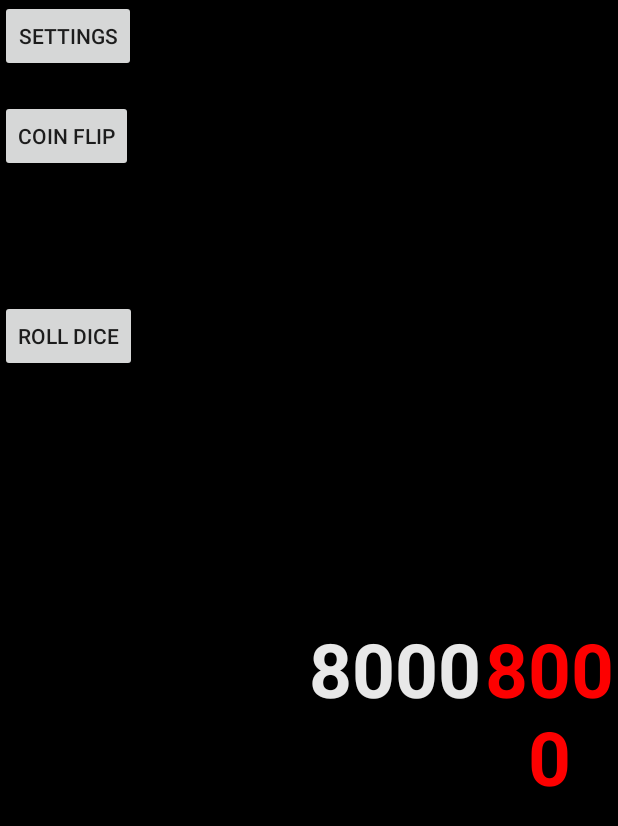
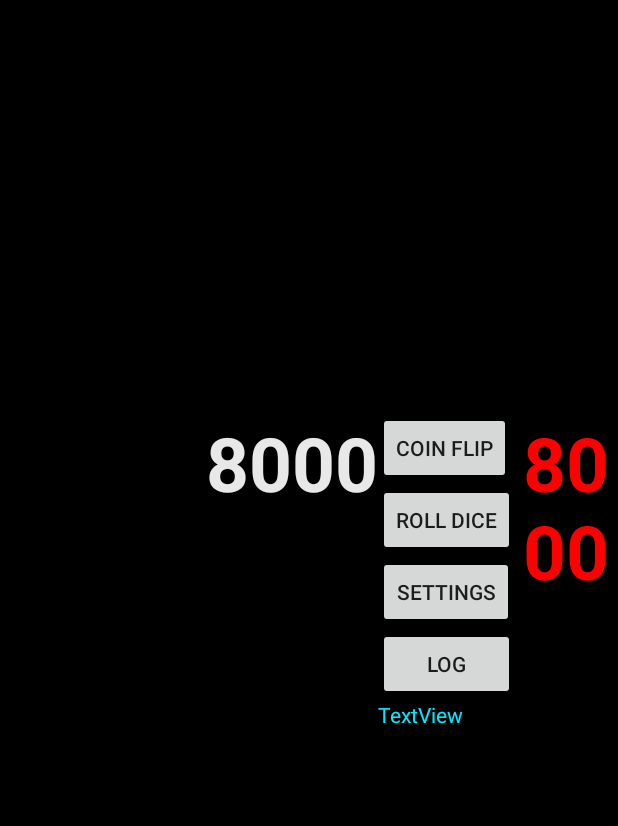
Before and after one commit to DavidMcNamara/ygo-life-points, an Android app: the screen it shows after launch (FullscreenActivity), on a phone screen of 412 x 824 dp. Shown: the top 826 px of the screen. Run offline under Robolectric (Android 15) with nearby library versions, the phone set to English and light mode, and no system bars.

Commit message:
Added log functionality and display log activity

```diff
--- a/app/src/main/AndroidManifest.xml
+++ b/app/src/main/AndroidManifest.xml
@@ -9,7 +9,8 @@
         android:roundIcon="@mipmap/ic_launcher_round"
         android:supportsRtl="true"
         android:theme="@style/AppTheme">
-        <activity android:name=".rollDice"></activity>
+        <activity android:name=".displayLog"></activity>
+        <activity android:name=".rollDice" />
         <activity android:name=".coinFlip" />
         <activity android:name=".Settings" />
         <activity
--- a/app/src/main/java/com/example/ygolifepoints/FullscreenActivity.java
+++ b/app/src/main/java/com/example/ygolifepoints/FullscreenActivity.java
@@ -27,6 +27,8 @@ import android.widget.TextView;
 
 import org.w3c.dom.Text;
 
+import java.util.ArrayList;
+
 public class FullscreenActivity extends AppCompatActivity {
     private static final boolean AUTO_HIDE = true;
     private static final int AUTO_HIDE_DELAY_MILLIS = 3000;
@@ -42,9 +44,15 @@ public class FullscreenActivity extends AppCompatActivity {
     private Button optionsButton;
     private Button coinFlipButton;
     private Button rollDiceButton;
+    private Button displayLogButton;
+
+    // ACTIVITY LOG
+    //private String history;
+    private TextView historyDisplay;
 
     // CONTAINERS
     private LinearLayout lifePointContainer;
+    public ArrayList<String> duelLog = new ArrayList<String>();
 
     private final Runnable mHidePart2Runnable = new Runnable() {
         @SuppressLint("InlinedApi")
@@ -87,6 +95,8 @@ public class FullscreenActivity extends AppCompatActivity {
         mControlsView = findViewById(R.id.fullscreen_content_controls);
         mContentView = findViewById(R.id.playerOneLpDisplay);
 
+
+
         // get the screen info and set the position of the life points
         getScreenInfo();
         // set up the settings button
@@ -95,6 +105,8 @@ public class FullscreenActivity extends AppCompatActivity {
         coinFlipSetup();
         // set up the dice roll button
         rollDiceSetup();
+        // set up the display log button
+        displayLogSetup();
 
         // Player one lp display
         playerOneLpDisplay = findViewById(R.id.playerOneLpDisplay);
@@ -192,31 +204,46 @@ public class FullscreenActivity extends AppCompatActivity {
     private void updateLp(int player, boolean increase, int amount){
         int currentLp;
 
-        if(player == 1)
+        String history = "";
+
+        if(player == 1) {
             currentLp = Integer.parseInt(playerOneLpDisplay.getText().toString());
-        else
+            history += "Player 1 ";
+        }
+        else {
             currentLp = Integer.parseInt(playerTwoLpDisplay.getText().toString());
-
-        if(increase)
+            history += "Player 2 ";
+        }
+        if(increase) {
             currentLp += amount;
-        else
+            history += "gained " + amount + " life points.\n";
+        }
+        else {
             currentLp -= amount;
+            history += "lost " + amount + " life points.\n";
+        }
 
         if(player == 1)
             playerOneLpDisplay.setText(String.valueOf(currentLp));
         else
             playerTwoLpDisplay.setText(String.valueOf(currentLp));
 
+        duelLog.add(history);
         checkLifePoints(player, currentLp);
     }
 
     private void checkLifePoints(int player, int currentLp){
+        String history = "";
         if(currentLp <= 0){
+            history = ("Player " + player + " lost the game.\n");
+            duelLog.add(history);
             System.out.println("Player " + player + " has lost the game");
-            if(player == 1)
+            if(player == 1) {
                 playerOneLpDisplay.setText("0");
-            else
+            }
+            else {
                 playerTwoLpDisplay.setText("0");
+            }
             displayResetOption();
         }
     }
@@ -228,6 +255,15 @@ public class FullscreenActivity extends AppCompatActivity {
 
     private void displaySettings(){
         Intent intent = new Intent(this, Settings.class);
+        startActivity(intent);
+    }
+
+    private void displayLog(){
+        Intent intent = new Intent(this, displayLog.class);
+        Bundle bundle = new Bundle();
+        bundle.putStringArrayList("bundle", duelLog);
+        intent.putExtra("bundle", duelLog);
+        intent.putExtras(bundle);
         startActivity(intent);
     }
 
@@ -280,6 +316,16 @@ public class FullscreenActivity extends AppCompatActivity {
         });
     }
 
+    private void displayLogSetup(){
+        displayLogButton = findViewById(R.id.display_log_button);
+        displayLogButton.setOnClickListener(new View.OnClickListener() {
+            @Override
+            public void onClick(View v) {
+                displayLog();
+            }
+        });
+    }
+
     public void getScreenInfo(){
         DisplayMetrics displayMetrics = new DisplayMetrics();
         getWindowManager().getDefaultDisplay().getMetrics(displayMetrics);
@@ -287,6 +333,6 @@ public class FullscreenActivity extends AppCompatActivity {
         int width = displayMetrics.widthPixels;
 
         lifePointContainer = findViewById(R.id.life_point_container);
-        lifePointContainer.setPadding(width/2, height/2, 0, 0);
+        lifePointContainer.setPadding(width/3, height/3, 0, 0);
     }
 }
--- a/app/src/main/res/layout/activity_fullscreen.xml
+++ b/app/src/main/res/layout/activity_fullscreen.xml
@@ -29,7 +29,7 @@
             android:layout_width="wrap_content"
             android:layout_height="wrap_content"
             android:clickable="true"
-            android:focusable="auto"
+            android:focusable="true"
             android:focusableInTouchMode="true"
             android:gravity="center|top"
             android:keepScreenOn="true"
@@ -41,12 +41,49 @@
             android:textSize="50sp"
             android:textStyle="bold" />
 
+        <LinearLayout
+            android:layout_width="wrap_content"
+            android:layout_height="match_parent"
+            android:orientation="vertical">
+
+            <Button
+                android:id="@+id/coin_flip_button"
+                android:layout_width="wrap_content"
+                android:layout_height="wrap_content"
+                android:text="@string/coin_flip" />
+
+            <Button
+                android:id="@+id/dice_roll_button"
+                android:layout_width="wrap_content"
+                android:layout_height="wrap_content"
+                android:text="@string/roll_dice" />
+
+            <Button
+                android:id="@+id/options_button"
+                android:layout_width="wrap_content"
+                android:layout_height="wrap_content"
+                android:text="@string/settingsButton" />
+
+            <Button
+                android:id="@+id/display_log_button"
+                android:layout_width="match_parent"
+                android:layout_height="wrap_content"
+                android:text="@string/log" />
+
+            <TextView
+                android:id="@+id/history"
+                android:layout_width="match_parent"
+                android:layout_height="496dp"
+                android:text="TextView"
+                android:textColor="#03EAFF" />
+        </LinearLayout>
+
         <TextView
             android:id="@+id/playerTwoLpDisplay"
             android:layout_width="wrap_content"
             android:layout_height="wrap_content"
             android:clickable="true"
-            android:focusable="auto"
+            android:focusable="true"
             android:focusableInTouchMode="true"
             android:gravity="top"
             android:keepScreenOn="true"
@@ -60,31 +97,11 @@
             android:textStyle="bold" />
     </LinearLayout>
 
-    <Button
-        android:id="@+id/options_button"
-        android:layout_width="wrap_content"
-        android:layout_height="wrap_content"
-        android:text="@string/settingsButton" />
-
-    <Button
-        android:id="@+id/coin_flip_button"
-        android:layout_width="wrap_content"
-        android:layout_height="wrap_content"
-        android:layout_marginTop="100px"
-        android:text="Coin FLip" />
-
-    <Button
-        android:id="@+id/dice_roll_button"
-        android:layout_width="wrap_content"
-        android:layout_height="wrap_content"
-        android:layout_marginTop="200dp"
-        android:text="Roll Dice" />
-
     <FrameLayout
         android:layout_width="match_parent"
         android:layout_height="match_parent"
         android:fitsSystemWindows="true"
-        android:paddingTop="1000px">
+        android:paddingTop="1000dp">
 
         <LinearLayout
             android:id="@+id/fullscreen_content_controls"
--- a/app/src/main/res/values/strings.xml
+++ b/app/src/main/res/values/strings.xml
@@ -7,4 +7,10 @@
     <string name="decreaseLp">-</string>
     <string name="divideLp">/</string>
     <string name="settingsButton">Settings</string>
+    <string name="roll_dice">Roll Dice</string>
+    <string name="coin_flip">Coin Flip</string>
+    <string name="remove_dice">Remove Dice</string>
+    <string name="add_dice">Add Dice</string>
+    <string name="textview">TextView</string>
+    <string name="log">Log</string>
 </resources>
```
Also changed, not shown: app/src/main/java/com/example/ygolifepoints/displayLog.java (added, +56 -0 lines), app/src/main/res/layout/activity_display_log.xml (added, +26 -0 lines).
